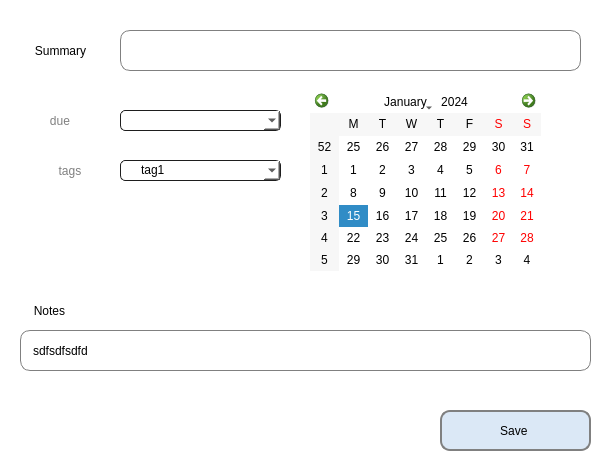
This is views/edit_window.ui in KatyaStep/to_do_list_app as Qt 5 draws it before an edit. The edited form follows.
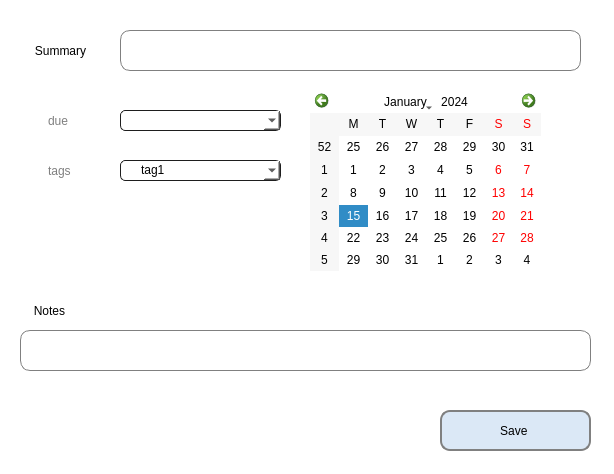
This is the edited form.

Diff of the .ui file:
```diff
--- a/views/edit_window.ui
+++ b/views/edit_window.ui
@@ -43,10 +43,14 @@
    </property>
    <property name="styleSheet">
     <string notr="true">font: 300 italic 16pt &quot;Helvetica Neue&quot;;
-color: grey;</string>
+color: grey;
+padding-left: 5px;</string>
    </property>
    <property name="text">
-    <string>   due</string>
+    <string>due</string>
+   </property>
+   <property name="alignment">
+    <set>Qt::AlignLeading|Qt::AlignLeft|Qt::AlignVCenter</set>
    </property>
   </widget>
   <widget class="QLabel" name="label_2">
@@ -122,7 +126,7 @@
 font: 200 italic 16pt &quot;Helvetica Neue&quot;;</string>
    </property>
    <property name="text">
-    <string>sdfsdfsdfd</string>
+    <string/>
    </property>
    <property name="frame">
     <bool>false</bool>
@@ -243,13 +247,14 @@
    </property>
    <property name="styleSheet">
     <string notr="true">font: 300 italic 16pt &quot;Helvetica Neue&quot;;
-color: grey;</string>
+color: grey;
+padding-left: 5px;</string>
    </property>
    <property name="text">
     <string>tags</string>
    </property>
    <property name="alignment">
-    <set>Qt::AlignCenter</set>
+    <set>Qt::AlignLeading|Qt::AlignLeft|Qt::AlignVCenter</set>
    </property>
   </widget>
   <widget class="QCalendarWidget" name="calendarWidget">
```
Left out of the diff: 8 changed lines with no effect on the pictures.
